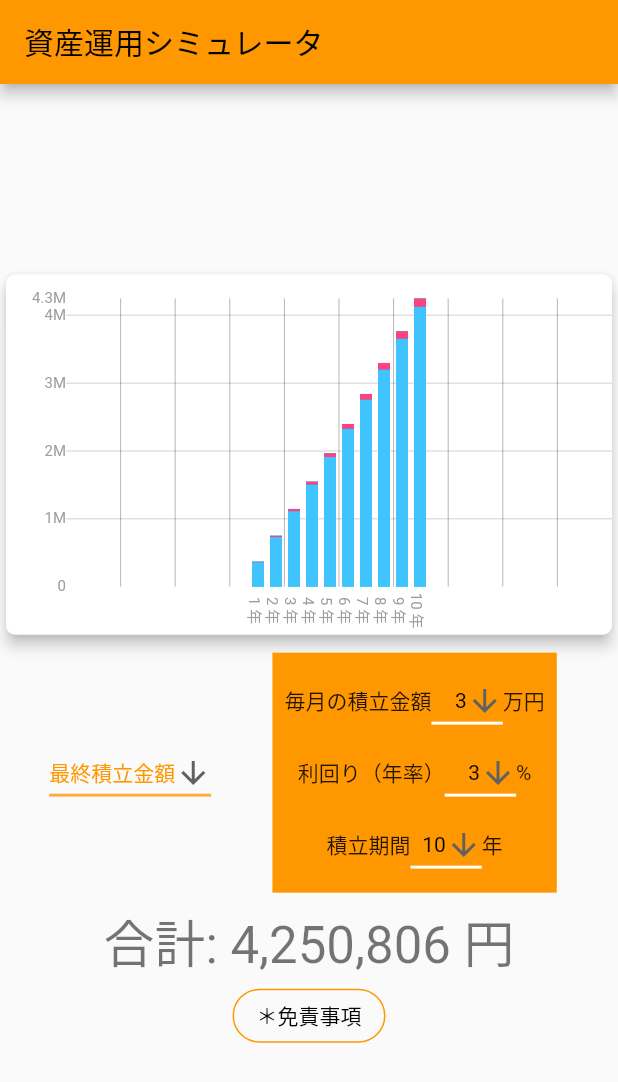
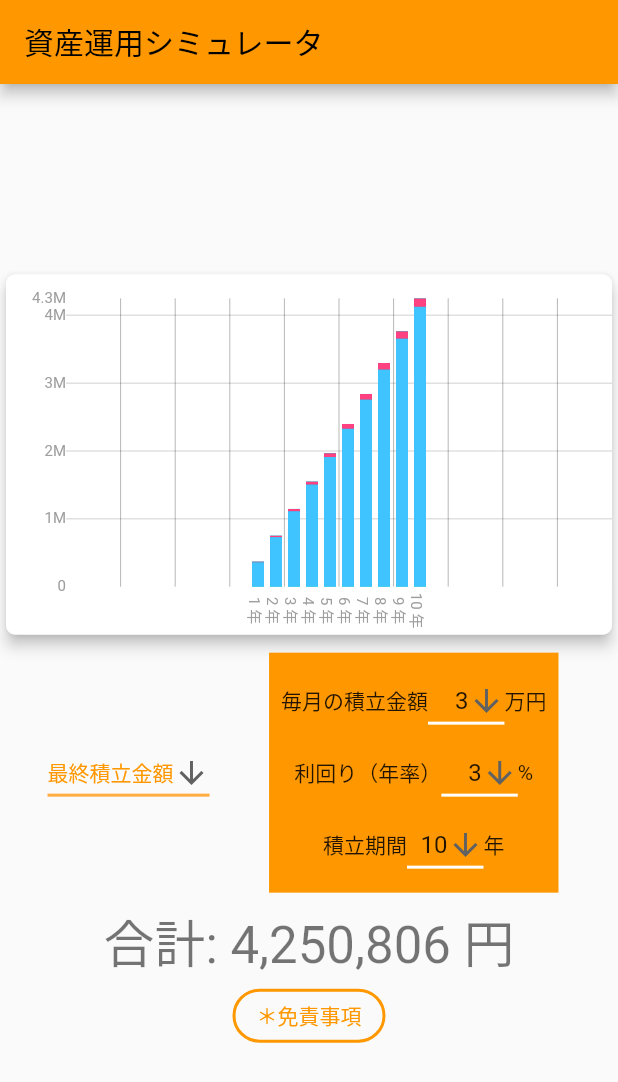
Before and after one commit to naruwo-github/asset-management-simulator, a Flutter app: the screen it shows after launch, on a phone screen of 412 x 824 dp. Shown: the top 1082 px of the screen. Run offline on Flutter 3.47's test engine with Material 2 defaults, Android fonts, the phone set to English and light mode, and no system bars; drawn by our look-alikes of fl_chart, google_mobile_ads; network calls fail.

Commit message:
Set app UI(color)

```diff
--- a/lib/body/my_body.dart
+++ b/lib/body/my_body.dart
@@ -78,9 +78,11 @@ class MyBody {
                     },
                     child: Text(StringManager.disclaimerTitle),
                     style: OutlinedButton.styleFrom(
-                      primary: Colors.black,
                       shape: const StadiumBorder(),
-                      side: const BorderSide(color: Colors.orange),
+                      side: const BorderSide(
+                        color: Colors.orange,
+                        width: 2,
+                      ),
                     ),
                   ),
                 ],
--- a/lib/body/setting/setting_element_unit.dart
+++ b/lib/body/setting/setting_element_unit.dart
@@ -15,7 +15,6 @@ class SettingElementUnit {
           value: defaultValue,
           alignment: Alignment.bottomRight,
           icon: const Icon(Icons.arrow_downward),
-          style: const TextStyle(color: Colors.black),
           underline: Container(
             height: 2,
             color: Colors.white,
```
